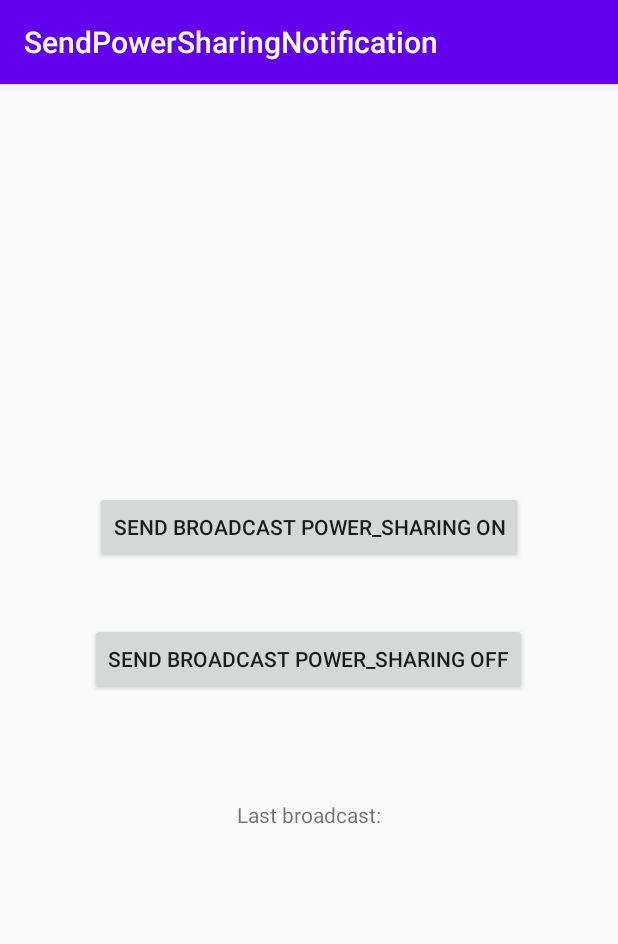
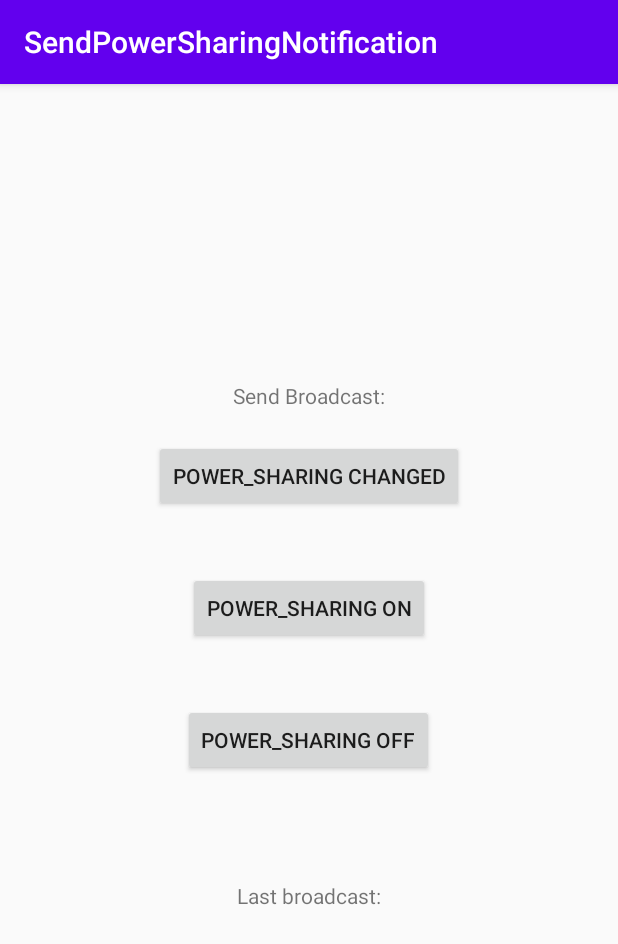
Before and after one commit to layonmartins/SendBroadcastExample, an Android app: the screen it shows after launch (MainActivity), on a phone screen of 412 x 824 dp. Shown: the top 944 px of the screen. Run offline under Robolectric (Android 15) with nearby library versions, the phone set to English and light mode, and no system bars.

Commit message:
add power_sharing_changed broadcast and use alertDialog list to select the state

```diff
--- a/app/src/main/java/com/layon/android/sendpowersharingnotification/MainActivity.kt
+++ b/app/src/main/java/com/layon/android/sendpowersharingnotification/MainActivity.kt
@@ -9,6 +9,8 @@ import android.os.Bundle
 import android.util.Log
 import android.widget.Button
 import android.widget.TextView
+import android.widget.Toast
+import androidx.appcompat.app.AlertDialog
 
 class MainActivity : AppCompatActivity() {
 
@@ -18,13 +20,35 @@ class MainActivity : AppCompatActivity() {
     //Intent filter reference
     lateinit var filter: IntentFilter
 
+    //State of the power share
+    var mState = -1
+
+    //define int states powersharing
+    val WIRELESS_POWER_SHARE_STATE_OFF = 0
+    val WIRELESS_POWER_SHARE_STATE_PEER_WAITING = 1
+    val WIRELESS_POWER_SHARE_STATE_PEER_CONNECTED = 2
+    val WIRELESS_POWER_SHARE_STATE_POWER_TRANSER = 3
+
+    //define String states
+    val STATE_OFF = "WIRELESS_POWER_SHARE_STATE_OFF"
+    val STATE_PEER_WAITING = "WIRELESS_POWER_SHARE_STATE_PEER_WAITING"
+    val STATE_PEER_CONNECTED = "WIRELESS_POWER_SHARE_STATE_PEER_CONNECTED"
+    val STATE_POWER_TRANSER = "WIRELESS_POWER_SHARE_STATE_POWER_TRANSER"
+
     //name of the intents
-    var intentPowerSharingOn = "com.layonf.broadcast.POWER_SHARING_ON"
-    var intentPowerSharingOff = "com.layonf.broadcast.POWER_SHARING_OFF"
+    var intentPowerSharingChanged = "com.layonf.broadcast.POWER_SHARING_Changed"
+    var intentPowerSharingOn = "com.layonf.broadcast.POWER_SHARING_OnAvailable"
+    var intentPowerSharingOff = "com.layonf.broadcast.POWER_SHARING_OnUnavailable"
 
     override fun onCreate(savedInstanceState: Bundle?) {
         super.onCreate(savedInstanceState)
         setContentView(R.layout.activity_main)
+
+        //get button reference and set onclickListener
+        val btn_powersharing_changed = findViewById(R.id.powersharing_changed) as Button
+        btn_powersharing_changed.setOnClickListener {
+            showAlertDialogList()
+        }
 
         //get button reference and set onclickListener
         val btn_powersharing_on = findViewById(R.id.powersharing_on) as Button
@@ -40,6 +64,7 @@ class MainActivity : AppCompatActivity() {
 
         //add intent to register broadcast
         filter = IntentFilter().apply {
+            addAction(intentPowerSharingChanged)
             addAction(intentPowerSharingOn)
             addAction(intentPowerSharingOff)
         }
@@ -47,6 +72,35 @@ class MainActivity : AppCompatActivity() {
         //register brodcast receiver
         registerReceiver(myBroadcastReceiver, filter)
     }
+
+    //show the dialog with a list user options
+    fun showAlertDialogList() {
+        val items = arrayOf(STATE_OFF, STATE_PEER_WAITING,
+            STATE_PEER_CONNECTED, STATE_POWER_TRANSER)
+        val builder = AlertDialog.Builder(this)
+        with(builder) {
+            setTitle("Select the POWER_SHARE_STATE:")
+            setItems(items) { dialog, which ->
+                Toast.makeText(applicationContext, items[which] + " is clicked", Toast.LENGTH_SHORT).show()
+                //get the correct value
+                mState = getState(items[which])
+                sendBroadcast(intentPowerSharingChanged)
+            }
+            show()
+        }
+    }
+
+    //convert power_share_state
+    private fun getState(state: String): Int {
+        return when (state) {
+            STATE_OFF -> 0
+            STATE_PEER_WAITING -> 1
+            STATE_PEER_CONNECTED -> 2
+            STATE_POWER_TRANSER -> 3
+            else -> -1
+        }
+    }
+
 
     override fun onDestroy() {
         super.onDestroy()
@@ -57,10 +111,10 @@ class MainActivity : AppCompatActivity() {
 
     //send the broadcast
     fun sendBroadcast(intentName: String){
-        Log.d("layonf", "sendbroadst = " + intentName)
+        Log.d("layonfapp", "sendbroadst = " + intentName)
         Intent().also { intent ->
             intent.setAction(intentName)
-            intent.putExtra("extra", intentName)
+            intent.putExtra("state", mState)
             sendBroadcast(intent)
         }
     }
@@ -73,6 +127,7 @@ class MainActivity : AppCompatActivity() {
                 val txt_last_broadcast = findViewById(R.id.last_broadcast) as TextView
                 //update the last broadcast text with the last sended broadcast
                 when (intent?.action) {
+                    intentPowerSharingChanged -> txt_last_broadcast.setText(intentPowerSharingChanged + "= " + mState)
                     intentPowerSharingOn -> txt_last_broadcast.setText(intentPowerSharingOn)
                     intentPowerSharingOff -> txt_last_broadcast.setText(intentPowerSharingOff)
                 }
--- a/app/src/main/res/layout/activity_main.xml
+++ b/app/src/main/res/layout/activity_main.xml
@@ -8,11 +8,24 @@
     android:orientation="vertical"
     android:gravity="center">
 
+    <TextView
+        android:layout_width="wrap_content"
+        android:layout_height="wrap_content"
+        android:text="Send Broadcast:"/>
+
+    <Button
+        android:id="@+id/powersharing_changed"
+        android:layout_width="wrap_content"
+        android:layout_height="wrap_content"
+        android:text="POWER_SHARING CHANGED"
+        android:layout_margin="20dp"
+        />
+
     <Button
         android:id="@+id/powersharing_on"
         android:layout_width="wrap_content"
         android:layout_height="wrap_content"
-        android:text="Send Broadcast POWER_SHARING ON"
+        android:text="POWER_SHARING ON"
         android:layout_margin="20dp"
         />
 
@@ -20,7 +33,7 @@
         android:id="@+id/powersharing_off"
         android:layout_width="wrap_content"
         android:layout_height="wrap_content"
-        android:text="Send Broadcast POWER_SHARING OFF"
+        android:text="POWER_SHARING OFF"
         android:layout_margin="20dp"
         />
 
```
